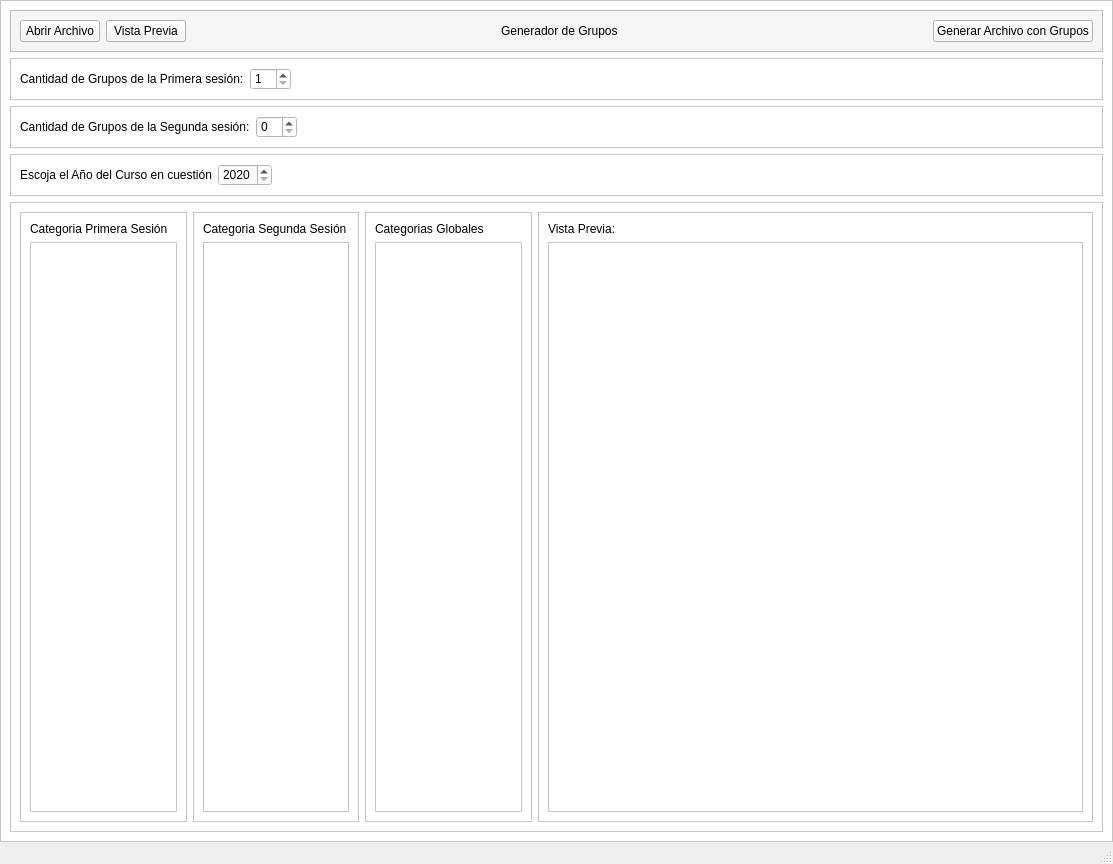
Before: the Qt Designer form visual/window.ui in LauTB/Classroom-generator, drawn with Qt 5.
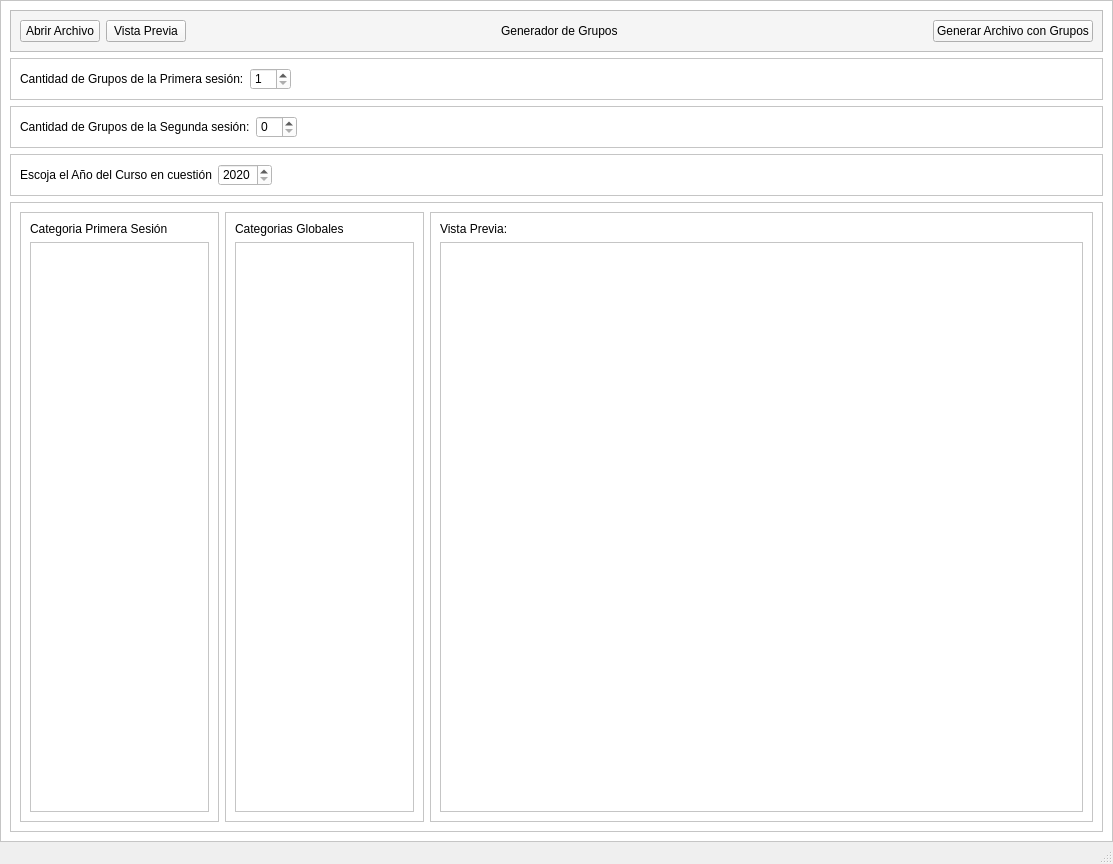
After: the same form once the commit is applied.

```diff
--- a/visual/window.ui
+++ b/visual/window.ui
@@ -241,7 +241,7 @@
          <property name="frameShadow">
           <enum>QFrame::Raised</enum>
          </property>
-         <layout class="QHBoxLayout" name="horizontalLayout_4" stretch="3,3,3,10">
+         <layout class="QHBoxLayout" name="horizontalLayout_4" stretch="3,3,10">
           <item>
            <widget class="QFrame" name="frame_4">
             <property name="frameShape">
@@ -268,7 +268,7 @@
                  <rect>
                   <x>0</x>
                   <y>0</y>
-                  <width>144</width>
+                  <width>171</width>
                   <height>530</height>
                  </rect>
                 </property>
@@ -279,42 +279,6 @@
             </layout>
            </widget>
           </item>
-          <item>
-           <widget class="QFrame" name="frame_8">
-            <property name="frameShape">
-             <enum>QFrame::StyledPanel</enum>
-            </property>
-            <property name="frameShadow">
-             <enum>QFrame::Raised</enum>
-            </property>
-            <layout class="QVBoxLayout" name="verticalLayout_5">
-             <item>
-              <widget class="QLabel" name="label_6">
-               <property name="text">
-                <string>Categoria Segunda Sesión</string>
-               </property>
-              </widget>
-             </item>
-             <item>
-              <widget class="QScrollArea" name="scrollArea_2">
-               <property name="widgetResizable">
-                <bool>true</bool>
-               </property>
-               <widget class="QWidget" name="scrollAreaWidgetContents_2">
-                <property name="geometry">
-                 <rect>
-                  <x>0</x>
-                  <y>0</y>
-                  <width>149</width>
-                  <height>530</height>
-                 </rect>
-                </property>
-               </widget>
-              </widget>
-             </item>
-            </layout>
-           </widget>
-          </item>
           <item>
            <widget class="QFrame" name="frame_9">
             <property name="frameShape">
@@ -341,7 +305,7 @@
                  <rect>
                   <x>0</x>
                   <y>0</y>
-                  <width>135</width>
+                  <width>171</width>
                   <height>530</height>
                  </rect>
                 </property>
```
